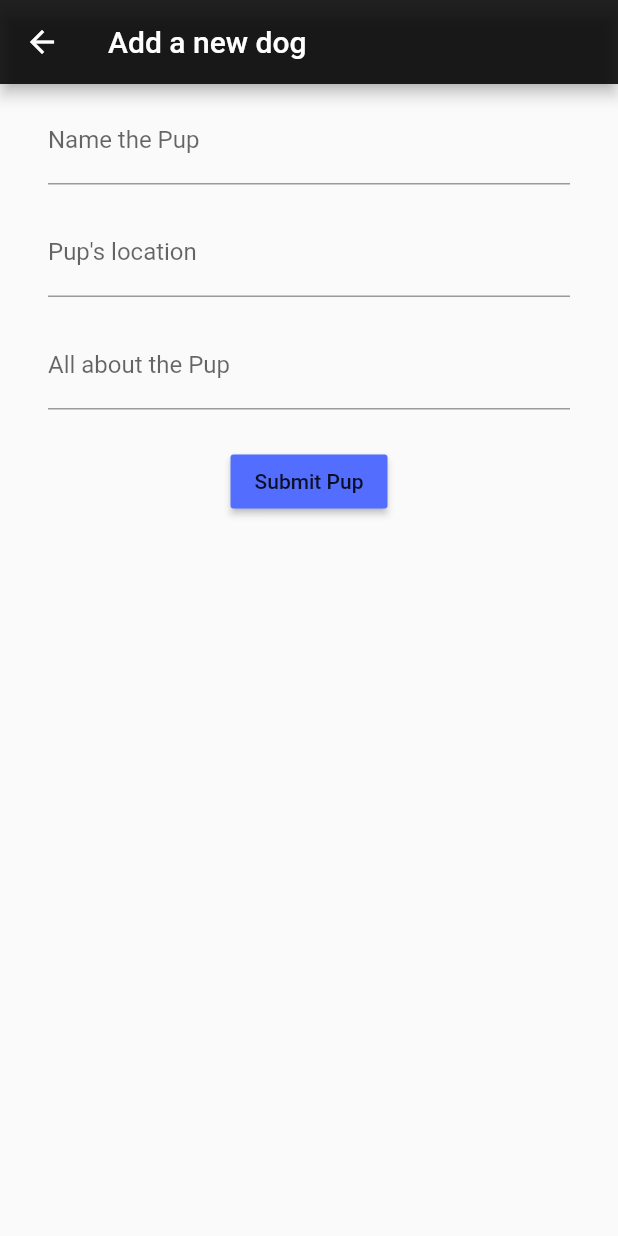
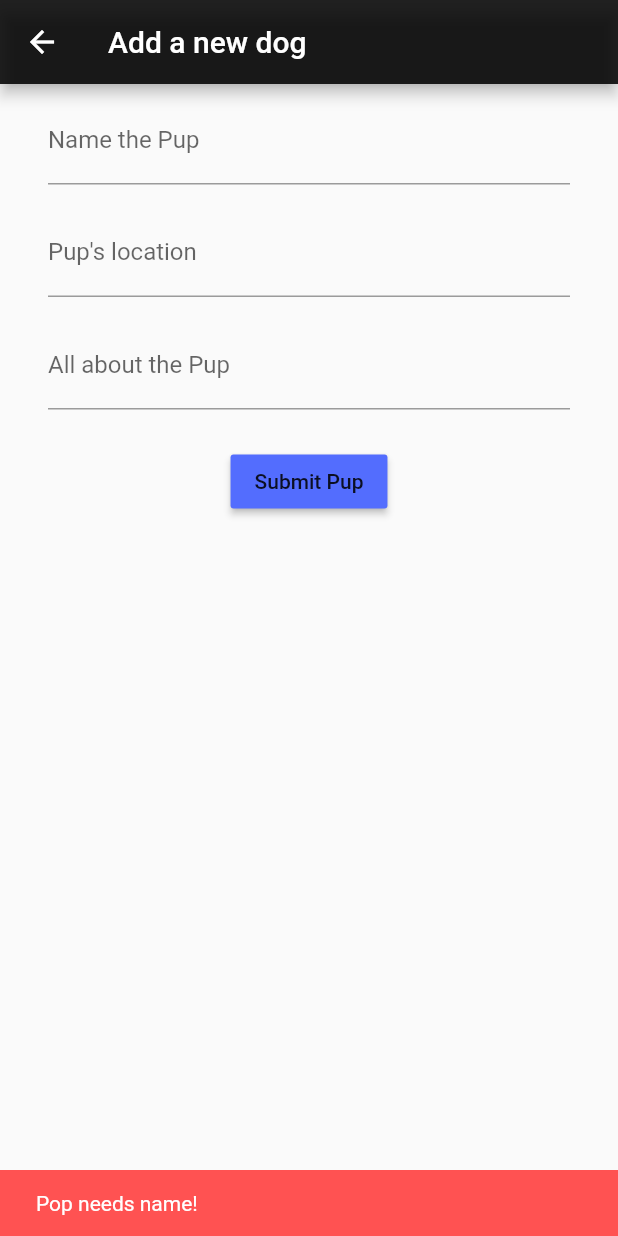
Before and after one commit to 0Jerry/Doggos, a Flutter app: the AddDogFormPage screen opened directly, after a tap on "Submit Pup", on a phone screen of 412 x 824 dp. Run offline on Flutter 3.47's test engine with Material 2 defaults, Android fonts, the phone set to English and light mode, and no system bars; network calls fail.

Commit message:
dog update

```diff
--- a/lib/new_dog_form.dart
+++ b/lib/new_dog_form.dart
@@ -1,4 +1,6 @@
 import 'package:flutter/material.dart';
+
+import 'dog_model.dart';
 
 class AddDogFormPage extends StatefulWidget {
 
@@ -27,22 +29,31 @@ class _AddDogFormPageState extends State<AddDogFormPage> {
           children: <Widget>[
             Padding(
               padding: const EdgeInsets.symmetric(vertical: 8, horizontal: 32),
-              child: TextField(decoration: InputDecoration(labelText: "Name the Pup"),),
+              child: TextField(
+                decoration: InputDecoration(labelText: "Name the Pup"),
+                onChanged: (v) => nameController.text = v,
+              ),
             ),
             Padding(
               padding: const EdgeInsets.symmetric(vertical: 8, horizontal: 32),
-              child: TextField(decoration: InputDecoration(labelText: "Pup's location"),),
+              child: TextField(
+                decoration: InputDecoration(labelText: "Pup's location"),
+                onChanged: (v) => locationController.text = v,
+              ),
             ),
             Padding(
               padding: const EdgeInsets.symmetric(vertical: 8, horizontal: 32),
-              child: TextField(decoration: InputDecoration(labelText: "All about the Pup"),),
+              child: TextField(
+                decoration: InputDecoration(labelText: "All about the Pup"),
+                onChanged: (v) => descriptController.text = v,
+              ),
             ),
 
             Padding(
               padding: const EdgeInsets.all(16.0),
               child: Builder(builder: (context) {
                 return RaisedButton(
-                  onPressed: () => print("PRESSED"),
+                  onPressed: () => submitPup(context),
                   color: Colors.indigoAccent,
                   child: Text("Submit Pup"),
                 );
@@ -54,4 +65,18 @@ class _AddDogFormPageState extends State<AddDogFormPage> {
     );
   }
 
+  void submitPup(BuildContext context) {
+    if (nameController.text.isEmpty) {
+      Scaffold.of(context).showSnackBar(
+        SnackBar(
+          backgroundColor: Colors.redAccent,
+          content: Text('Pop needs name!'),
+        ),
+      );
+    } else {
+      Dog dog = Dog(nameController.text, locationController.text, descriptController.text);
+      Navigator.of(context).pop(dog);
+    }
+  }
+
 }
```
Also changed, not shown: lib/dog_card.dart (+31 -6 lines), lib/dog_detail.dart (+79 -1 lines), pubspec.lock.
